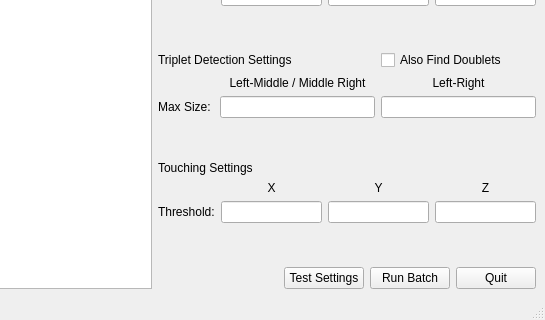
First picture: the form in findSpotsTool.ui, repository StathopoulosLab/find_spots, before the edit; both pictures show x 613 to 1158 and y 547 to 867 of the 1158 by 867 pixel window.
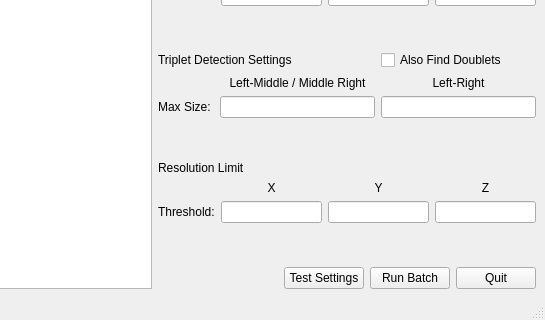
Second picture: the form after the edit.

Commit message: Change Touching Limit to Resolution Limit

```diff
--- a/findSpotsTool.ui
+++ b/findSpotsTool.ui
@@ -674,7 +674,7 @@
         <item row="0" column="0" colspan="2">
          <widget class="QLabel" name="touchingSettingsLabel">
           <property name="text">
-           <string>Touching Settings</string>
+           <string>Resolution Limit</string>
           </property>
          </widget>
         </item>
```
Left out of the diff: 2 changed lines with no effect on the pictures. The commit also changes 2 other files.
